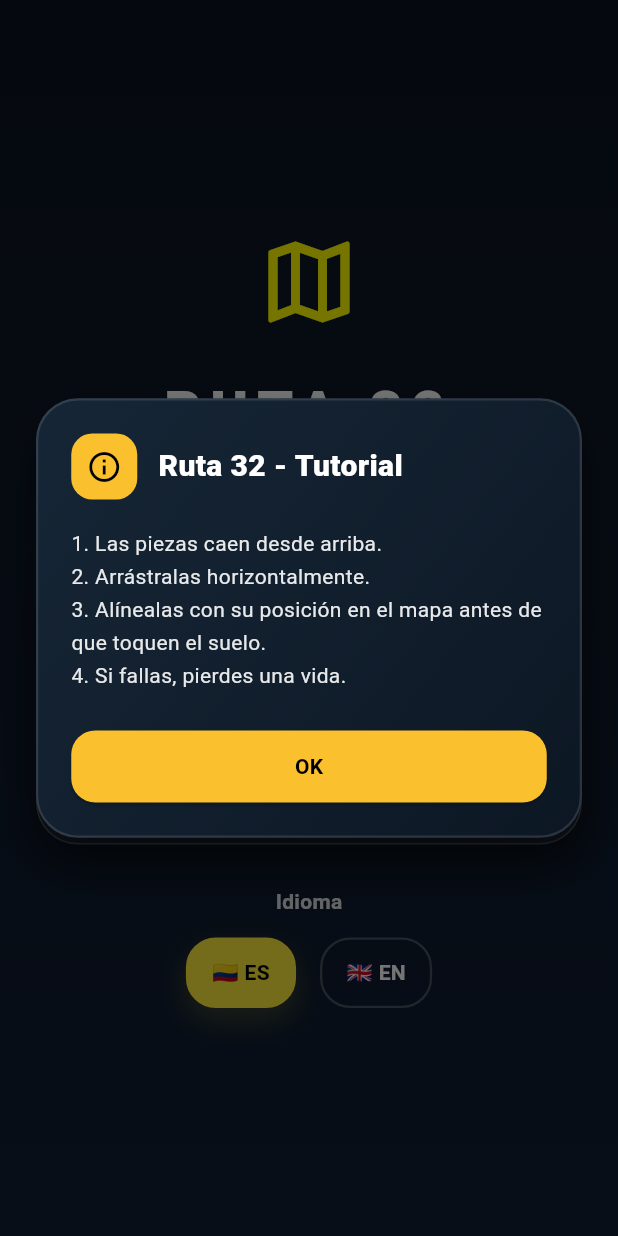
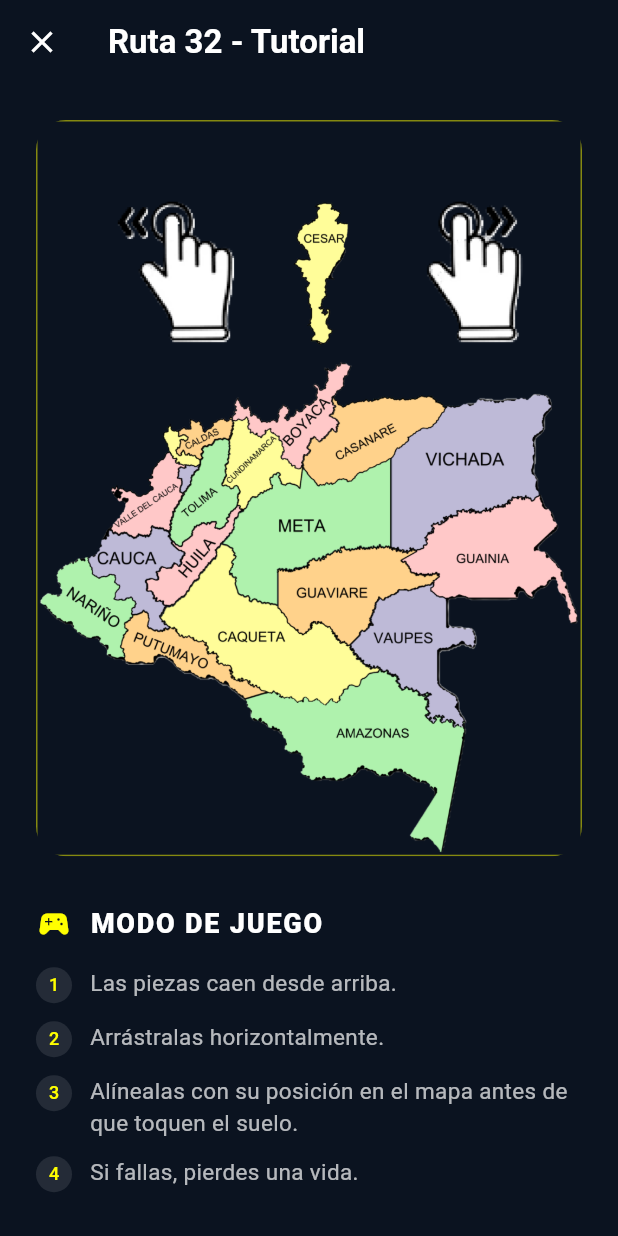
Before and after one commit to marh08192003/ruta_32, a Flutter app: the screen it shows after launch, after a tap on "INFO", on a phone screen of 412 x 824 dp. Run offline on Flutter 3.47's test engine with Material 3 defaults, Android fonts, the phone set to English and light mode, and no system bars; our stand-ins replace flutter_riverpod.

Commit message:
Add InfoDialog widget for game tutorial and Colombia information

```diff
--- a/lib/screens/menu_screen.dart
+++ b/lib/screens/menu_screen.dart
@@ -3,6 +3,7 @@ import 'package:flutter_riverpod/flutter_riverpod.dart';
 import 'package:ruta_32/l10n/app_localizations.dart';
 import 'package:ruta_32/screens/game_screen.dart';
 import 'package:ruta_32/state/language_provider.dart';
+import 'package:ruta_32/widgets/info_dialog.dart';
 
 class MenuScreen extends ConsumerWidget {
   const MenuScreen({super.key});
@@ -144,95 +145,14 @@ class MenuScreen extends ConsumerWidget {
   }
 
   void _showHowToPlay(BuildContext context, AppLocalizations l10n) {
-    showDialog(
-      context: context,
-      builder: (context) => Dialog(
-        insetPadding: const EdgeInsets.symmetric(horizontal: 24, vertical: 24),
-        backgroundColor: Colors.transparent,
-        child: Container(
-          decoration: BoxDecoration(
-            gradient: const LinearGradient(
-              colors: [Color(0xFF162636), Color(0xFF0D1724)],
-              begin: Alignment.topLeft,
-              end: Alignment.bottomRight,
-            ),
-            borderRadius: BorderRadius.circular(28),
-            border: Border.all(color: Colors.white12, width: 1.5),
-            boxShadow: const [
-              BoxShadow(
-                color: Colors.black45,
-                blurRadius: 24,
-                offset: Offset(0, 16),
-              ),
-            ],
-          ),
-          padding: const EdgeInsets.all(22),
-          child: Column(
-            mainAxisSize: MainAxisSize.min,
-            crossAxisAlignment: CrossAxisAlignment.start,
-            children: [
-              Row(
-                children: [
-                  Container(
-                    padding: const EdgeInsets.all(10),
-                    decoration: BoxDecoration(
-                      color: Colors.yellow[700],
-                      borderRadius: BorderRadius.circular(14),
-                    ),
-                    child: const Icon(
-                      Icons.info_outline,
-                      color: Colors.black,
-                      size: 24,
-                    ),
-                  ),
-                  const SizedBox(width: 14),
-                  Expanded(
-                    child: Text(
-                      l10n.tutorialTitle,
-                      style: const TextStyle(
-                        color: Colors.white,
-                        fontSize: 20,
-                        fontWeight: FontWeight.w800,
-                      ),
-                    ),
-                  ),
-                ],
-              ),
-              const SizedBox(height: 18),
-              Text(
-                l10n.howToPlayText,
-                style: TextStyle(
-                  color: Colors.white.withOpacity(0.9),
-                  height: 1.55,
-                ),
-              ),
-              const SizedBox(height: 26),
-              SizedBox(
-                width: double.infinity,
-                child: ElevatedButton(
-                  style: ElevatedButton.styleFrom(
-                    backgroundColor: Colors.yellow[700],
-                    foregroundColor: Colors.black,
-                    padding: const EdgeInsets.symmetric(vertical: 14),
-                    shape: RoundedRectangleBorder(
-                      borderRadius: BorderRadius.circular(16),
-                    ),
-                  ),
-                  onPressed: () => Navigator.pop(context),
-                  child: Text(
-                    l10n.ok,
-                    style: const TextStyle(
-                      fontWeight: FontWeight.bold,
-                    ),
-                  ),
-                ),
-              ),
-            ],
-          ),
-        ),
-      ),
-    );
-  }
+  Navigator.push(
+    context,
+    MaterialPageRoute(
+      fullscreenDialog: true, // Esto hace que aparezca con una animación de "deslizar desde abajo"
+      builder: (context) => const InfoDialog(),
+    ),
+  );
+}
 }
 
 // Widgets de soporte estilizados
--- /dev/null
+++ b/lib/widgets/info_dialog.dart
@@ -0,0 +1,152 @@
+import 'dart:core';
+
+import 'package:flutter/material.dart';
+import 'package:ruta_32/l10n/app_localizations.dart';
+
+class InfoDialog extends StatelessWidget {
+  const InfoDialog({super.key});
+
+  @override
+  Widget build(BuildContext context) {
+    final l10n = AppLocalizations.of(context)!;
+
+    return Scaffold(
+      backgroundColor: const Color(0xFF0B1320),
+      appBar: AppBar(
+        backgroundColor: Colors.transparent,
+        elevation: 0,
+        leading: IconButton(
+          icon: const Icon(Icons.close, color: Colors.white),
+          onPressed: () => Navigator.pop(context),
+        ),
+        title: Text(
+          l10n.tutorialTitle,
+          style: const TextStyle(
+            color: Colors.white,
+            fontWeight: FontWeight.bold,
+          ),
+        ),
+      ),
+      body: SingleChildScrollView(
+        padding: const EdgeInsets.all(24.0),
+        child: Column(
+          crossAxisAlignment: CrossAxisAlignment.start,
+          children: [
+            // IMAGEN DE REFERENCIA (Aquí puedes poner una captura de tu juego)
+            ClipRRect(
+              borderRadius: BorderRadius.circular(20),
+              child: AspectRatio(
+                aspectRatio: 1837 / 2477,
+                child: Container(
+                  width: double.infinity,
+                  decoration: BoxDecoration(
+                    border: Border.all(
+                      color: Colors.yellowAccent.withOpacity(0.5),
+                    ),
+                    color: const Color(0xFF0B1320),
+                  ),
+                  child: Image.asset(
+                    'assets/images/info/info.png',
+                    fit: BoxFit.contain,
+                  ),
+                ),
+              ),
+            ),
+            const SizedBox(height: 32),
+
+            // SECCIÓN: CÓMO JUGAR
+            _buildSectionTitle(Icons.sports_esports, l10n.gameMode),
+            const SizedBox(height: 16),
+            _buildInstructionStep("1", l10n.howToPlayText.split('\n')[0]),
+            _buildInstructionStep("2", l10n.howToPlayText.split('\n')[1]),
+            _buildInstructionStep("3", l10n.howToPlayText.split('\n')[2]),
+            _buildInstructionStep("4", l10n.howToPlayText.split('\n')[3]),
+
+            const SizedBox(height: 32),
+
+            // SECCIÓN: SOBRE COLOMBIA
+            _buildSectionTitle(Icons.map, "Colombia"),
+            const SizedBox(height: 12),
+            const Text(
+              "Ruta 32 es un tributo a los 32 departamentos de Colombia. Aprende su ubicación y tamaño mientras juegas.",
+              style: TextStyle(
+                color: Colors.white70,
+                fontSize: 15,
+                height: 1.5,
+              ),
+            ),
+
+            const SizedBox(height: 40),
+
+            // BOTÓN DE CIERRE
+            SizedBox(
+              width: double.infinity,
+              child: ElevatedButton(
+                style: ElevatedButton.styleFrom(
+                  backgroundColor: Colors.yellow[700],
+                  foregroundColor: Colors.black,
+                  padding: const EdgeInsets.symmetric(vertical: 16),
+                  shape: RoundedRectangleBorder(
+                    borderRadius: BorderRadius.circular(12),
+                  ),
+                ),
+                onPressed: () => Navigator.pop(context),
+                child: Text(
+                  l10n.ok,
+                  style: const TextStyle(fontWeight: FontWeight.bold),
+                ),
+              ),
+            ),
+          ],
+        ),
+      ),
+    );
+  }
+
+  Widget _buildSectionTitle(IconData icon, String title) {
+    return Row(
+      children: [
+        Icon(icon, color: Colors.yellowAccent, size: 24),
+        const SizedBox(width: 12),
+        Text(
+          title.toUpperCase(),
+          style: const TextStyle(
+            color: Colors.white,
+            fontSize: 18,
+            fontWeight: FontWeight.w900,
+            letterSpacing: 1.2,
+          ),
+        ),
+      ],
+    );
+  }
+
+  Widget _buildInstructionStep(String number, String text) {
+    return Padding(
+      padding: const EdgeInsets.only(bottom: 12),
+      child: Row(
+        crossAxisAlignment: CrossAxisAlignment.start,
+        children: [
+          CircleAvatar(
+            radius: 12,
+            backgroundColor: Colors.white10,
+            child: Text(
+              number,
+              style: const TextStyle(color: Colors.yellowAccent, fontSize: 12),
+            ),
+          ),
+          const SizedBox(width: 12),
+          Expanded(
+            child: Text(
+              text.replaceAll(
+                RegExp(r'^\d+\.\s*'),
+                '',
+              ), // Quita el número del string original
+              style: const TextStyle(color: Colors.white70, fontSize: 15),
+            ),
+          ),
+        ],
+      ),
+    );
+  }
+}
--- a/pubspec.yaml
+++ b/pubspec.yaml
@@ -36,3 +36,4 @@ flutter:
   generate: true
   assets:
     - assets/images/departments/
+    - assets/images/info/
```
Also changed, not shown: assets/images/info/info.png (added).
